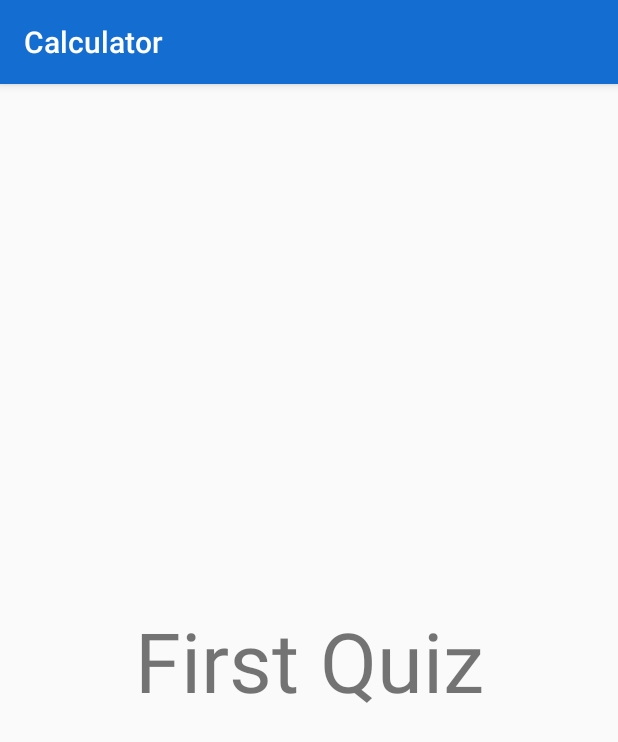
After one commit to ragnatelato/Calculator, an Android app: the FirstQuizEasterEgg screen opened directly, with no data from a screen before it, on a phone screen of 412 x 824 dp. The commit adds this screen. Shown: the top 742 px of the screen. Run offline under Robolectric (Android 15) with nearby library versions, the phone set to English and light mode, and no system bars.

Commit message:
some small implements

```diff
--- /dev/null
+++ b/app/src/main/java/com/danyjokerface/calculator/FirstQuizEasterEgg.java
@@ -0,0 +1,14 @@
+package com.danyjokerface.calculator;
+
+import android.os.Bundle;
+
+import androidx.appcompat.app.AppCompatActivity;
+
+public class FirstQuizEasterEgg extends AppCompatActivity {
+
+    @Override
+    protected void onCreate(Bundle savedInstanceState) {
+        super.onCreate(savedInstanceState);
+        setContentView(R.layout.activity_first_quiz_easter_egg);
+    }
+}
--- /dev/null
+++ b/app/src/main/res/layout/activity_first_quiz_easter_egg.xml
@@ -0,0 +1,21 @@
+<?xml version="1.0" encoding="utf-8"?>
+<androidx.constraintlayout.widget.ConstraintLayout xmlns:android="http://schemas.android.com/apk/res/android"
+        xmlns:app="http://schemas.android.com/apk/res-auto"
+        xmlns:tools="http://schemas.android.com/tools"
+        android:layout_width="match_parent"
+        android:layout_height="match_parent"
+        tools:context=".FirstQuizEasterEgg">
+
+    <TextView
+            android:id="@+id/textView"
+            android:layout_width="match_parent"
+            android:layout_height="wrap_content"
+            android:gravity="center"
+            android:text="First Quiz"
+            android:textSize="55sp"
+            app:layout_constraintBottom_toBottomOf="parent"
+            app:layout_constraintEnd_toEndOf="parent"
+            app:layout_constraintStart_toStartOf="parent"
+            app:layout_constraintTop_toTopOf="parent" />
+
+</androidx.constraintlayout.widget.ConstraintLayout>
--- a/app/src/main/res/layout/activity_home_screen.xml
+++ b/app/src/main/res/layout/activity_home_screen.xml
@@ -14,6 +14,7 @@
             android:ems="10"
             android:hint="DJF"
             android:inputType="date"
+            android:onClick="onClickAuthor"
             android:textAlignment="center"
             android:textAppearance="@style/TextAppearance.AppCompat.Display1"
             android:textColorHint="#146DD1"
```
Also changed, not shown: app/src/main/AndroidManifest.xml (+3 -9 lines), app/src/main/java/com/danyjokerface/calculator/HomeScreen.java (+18 -43 lines), app/build.gradle (line endings or trailing spaces).
